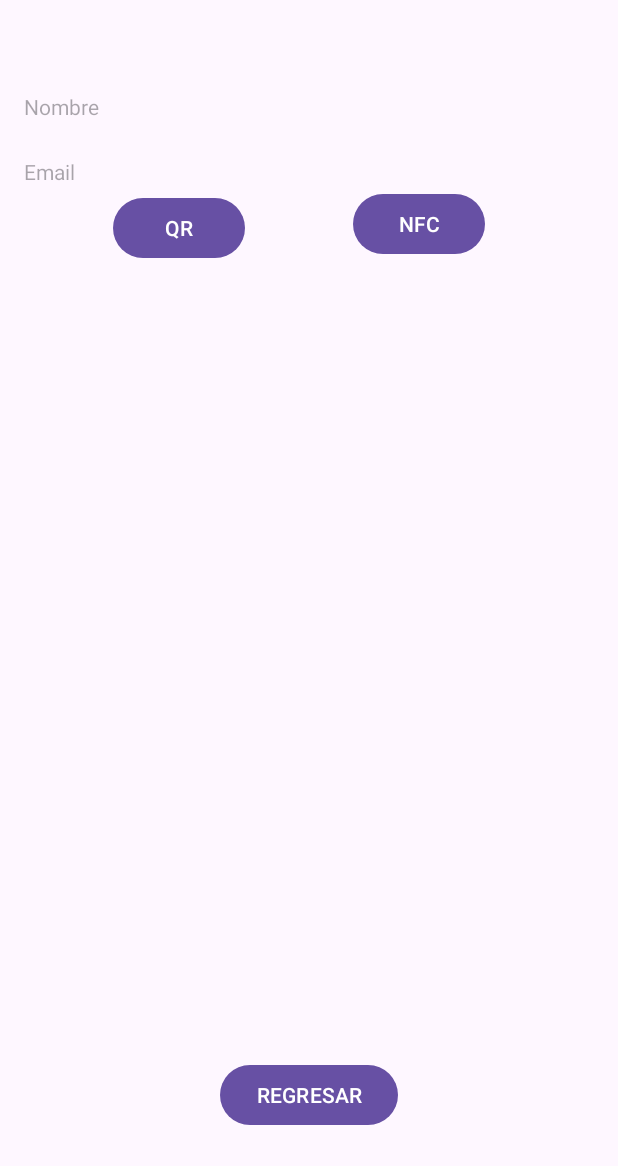
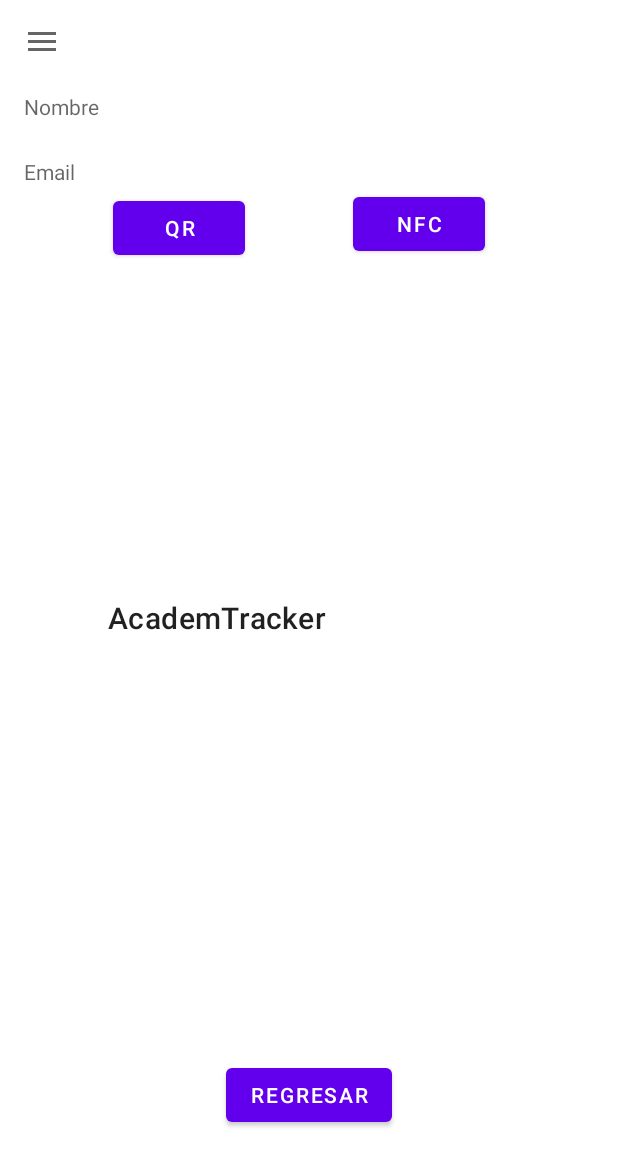
Before and after one commit to Marcelo935/AcademTracker, an Android app: the PerfilProfesorActivity screen opened directly, with no data from a screen before it, on a phone screen of 412 x 824 dp. Shown: the top 1166 px of the screen. Run offline under Robolectric (Android 15) with nearby library versions, the phone set to English and light mode, and no system bars; our stand-ins replace Firebase (no records; nobody signed in at launch, a user with empty details on screens opened directly); libraries missing offline, so code that uses them is left out: com.google.zxing.integration, com.journeyapps.barcodescanner; Roboto replaces fonts that are not available here.

Commit message:
NavigationDrawer implementation

```diff
--- a/app/src/main/AndroidManifest.xml
+++ b/app/src/main/AndroidManifest.xml
@@ -148,6 +148,7 @@
             android:exported="false" />
         <activity
             android:name=".UsuarioBasico.PerfilProfesorActivity"
+            android:theme="@style/Theme.MaterialComponents.DayNight.NoActionBar"
             android:exported="false" />
         <activity
             android:name=".UsuarioBasico.ProfesorActivity"
--- a/app/src/main/java/com/example/academtracker/UsuarioBasico/PerfilProfesorActivity.java
+++ b/app/src/main/java/com/example/academtracker/UsuarioBasico/PerfilProfesorActivity.java
@@ -2,20 +2,30 @@ package com.example.academtracker.UsuarioBasico;
 
 import androidx.annotation.NonNull;
 import androidx.annotation.Nullable;
+import androidx.appcompat.app.ActionBar;
+import androidx.appcompat.app.ActionBarDrawerToggle;
 import androidx.appcompat.app.AppCompatActivity;
+import androidx.appcompat.widget.Toolbar;
+import androidx.core.view.GravityCompat;
+import androidx.drawerlayout.widget.DrawerLayout;
 
 import android.content.Intent;
 import android.os.Bundle;
+import android.view.MenuItem;
 import android.view.View;
 import android.widget.Button;
 import android.widget.TextView;
 import android.widget.Toast;
 
+
 import com.example.academtracker.LectorNFCActivity;
+import com.example.academtracker.NFCAlumno1Activity;
+import com.example.academtracker.NFCAlumno2Activity;
 import com.example.academtracker.R;
 import com.google.android.gms.tasks.OnFailureListener;
 import com.google.android.gms.tasks.OnSuccessListener;
 import com.google.android.material.button.MaterialButton;
+import com.google.android.material.navigation.NavigationView;
 import com.google.firebase.auth.FirebaseAuth;
 import com.google.firebase.auth.FirebaseUser;
 import com.google.firebase.firestore.CollectionReference;
@@ -30,17 +40,17 @@ import com.journeyapps.barcodescanner.CaptureActivity;
 import java.util.Map;
 import java.util.Objects;
 
-public class PerfilProfesorActivity extends AppCompatActivity {
+public class PerfilProfesorActivity extends AppCompatActivity implements NavigationView.OnNavigationItemSelectedListener {
 
     MaterialButton regresar;
-
     Button scanner, NFC;
-
     String useremail = "";
-
     TextView emailprofesor,nombreprofesor;
+    DrawerLayout navDrawer;
+    Toolbar toolbar; // Añadir Toolbar aquí
 
     private FirebaseFirestore db;
+
 
     @Override
     protected void onCreate(Bundle savedInstanceState) {
@@ -52,6 +62,11 @@ public class PerfilProfesorActivity extends AppCompatActivity {
         emailprofesor = findViewById(R.id.emailprofesor);
         scanner = findViewById(R.id.QRbutton);
         NFC = findViewById(R.id.NFCbutton);
+        navDrawer = findViewById(R.id.navDrawer);
+        toolbar = findViewById(R.id.toolbar);
+        setSupportActionBar(toolbar); // Establece el Toolbar como ActionBar
+        NavigationView navigationView = findViewById(R.id.nav_view);
+        navigationView.setNavigationItemSelectedListener(this);
 
         scanner.setOnClickListener(view -> startQRScanner());
 
@@ -112,7 +127,25 @@ public class PerfilProfesorActivity extends AppCompatActivity {
                 startActivity(intent);
             }
         });
+
+        // Configuración del toggle para abrir/cerrar el Drawer con el icono en la barra de acción
+        ActionBarDrawerToggle toggle = new ActionBarDrawerToggle(this, navDrawer, R.string.open_drawer, R.string.close_drawer);
+        navDrawer.addDrawerListener(toggle);
+        toggle.syncState();
+
+        // Verifica si el ActionBar está disponible antes de manipularlo
+        ActionBar actionBar = getSupportActionBar();
+        if (actionBar != null) {
+            actionBar.setDisplayHomeAsUpEnabled(true);
+        }
+
+        // Habilitar el botón de la barra de navegación
+        getSupportActionBar().setDisplayHomeAsUpEnabled(true);
+
+        // Configurar el listener del NavigationView
+        navigationView.setNavigationItemSelectedListener(this);
     }
+
 
     private void startQRScanner() {
         IntentIntegrator integrator = new IntentIntegrator(this);//Instanciar una clase para crear un nuevo objeto hijo
@@ -151,4 +184,33 @@ public class PerfilProfesorActivity extends AppCompatActivity {
                 });
     }
 
+    @Override
+    public boolean onOptionsItemSelected(@NonNull MenuItem item) {
+        if (item.getItemId() == android.R.id.home) {
+            navDrawer.openDrawer(GravityCompat.START);
+            return true;
+        }
+        return super.onOptionsItemSelected(item);
+    }
+
+    @Override
+    public boolean onNavigationItemSelected(@NonNull MenuItem item) {
+        int ItemId = item.getItemId();
+        if(ItemId == R.id.nav_alfredo){
+            Intent intent = new Intent(PerfilProfesorActivity.this, LectorNFCActivity.class);
+            startActivity(intent);
+            finish();
+        }else if(ItemId == R.id.nav_miguel){
+            Intent intent = new Intent(PerfilProfesorActivity.this, NFCAlumno1Activity.class);
+            startActivity(intent);
+            finish();
+        }else if(ItemId == R.id.nav_marcelo){
+            Intent intent2 = new Intent(PerfilProfesorActivity.this, NFCAlumno2Activity.class);
+            startActivity(intent2);
+            finish();
+        }
+
+        navDrawer.closeDrawer(GravityCompat.START);
+        return true;
+    }
 }
--- /dev/null
+++ b/app/src/main/res/drawable/ic_person.xml
@@ -0,0 +1,5 @@
+<vector xmlns:android="http://schemas.android.com/apk/res/android" android:height="24dp" android:tint="#000000" android:viewportHeight="24" android:viewportWidth="24" android:width="24dp">
+
+    <path android:fillColor="@android:color/white" android:pathData="M12,12c2.21,0 4,-1.79 4,-4s-1.79,-4 -4,-4 -4,1.79 -4,4 1.79,4 4,4zM12,14c-2.67,0 -8,1.34 -8,4v2h16v-2c0,-2.66 -5.33,-4 -8,-4z"/>
+
+</vector>
--- a/app/src/main/res/layout/activity_perfil_profesor.xml
+++ b/app/src/main/res/layout/activity_perfil_profesor.xml
@@ -1,10 +1,21 @@
 <?xml version="1.0" encoding="utf-8"?>
-<androidx.constraintlayout.widget.ConstraintLayout xmlns:android="http://schemas.android.com/apk/res/android"
+<androidx.drawerlayout.widget.DrawerLayout xmlns:android="http://schemas.android.com/apk/res/android"
     xmlns:app="http://schemas.android.com/apk/res-auto"
     xmlns:tools="http://schemas.android.com/tools"
     android:layout_width="match_parent"
     android:layout_height="match_parent"
+    android:id="@+id/navDrawer"
     tools:context=".UsuarioBasico.PerfilAlumnoActivity">
+
+    <!-- Añadir el Toolbar aquí -->
+    <androidx.appcompat.widget.Toolbar
+        android:id="@+id/toolbar"
+        android:layout_width="match_parent"
+        android:layout_height="wrap_content"/>
+
+    <androidx.constraintlayout.widget.ConstraintLayout
+        android:layout_width="match_parent"
+        android:layout_height="match_parent">
 
         <com.google.android.material.button.MaterialButton
             android:id="@+id/returnbtn"
@@ -71,5 +82,14 @@
             app:layout_constraintHorizontal_bias="0.935"
             app:layout_constraintStart_toStartOf="parent"
             app:layout_constraintTop_toBottomOf="@id/imageView2" />
+    </androidx.constraintlayout.widget.ConstraintLayout>
 
-</androidx.constraintlayout.widget.ConstraintLayout>
+    <com.google.android.material.navigation.NavigationView
+        android:id="@+id/nav_view"
+        android:layout_width="wrap_content"
+        android:layout_height="match_parent"
+        android:layout_gravity="start"
+        app:menu="@menu/drawer_menu"
+        app:headerLayout="@layout/nav_header"/>
+
+</androidx.drawerlayout.widget.DrawerLayout>
--- /dev/null
+++ b/app/src/main/res/menu/drawer_menu.xml
@@ -0,0 +1,15 @@
+<?xml version="1.0" encoding="utf-8"?>
+<menu xmlns:android="http://schemas.android.com/apk/res/android">
+    <item
+        android:id="@+id/nav_alfredo"
+        android:icon="@drawable/ic_person"
+        android:title="Alfredo"/>
+    <item
+        android:id="@+id/nav_miguel"
+        android:icon="@drawable/ic_person"
+        android:title="Miguel"/>
+    <item
+        android:id="@+id/nav_marcelo"
+        android:icon="@drawable/ic_person"
+        android:title="Marcelo"/>
+</menu>
--- a/app/src/main/res/values/strings.xml
+++ b/app/src/main/res/values/strings.xml
@@ -46,4 +46,6 @@
     </string>
     <!-- TODO: Remove or change this placeholder text -->
     <string name="hello_blank_fragment">Hello blank fragment</string>
+    <string name="open_drawer">Abrir Menú</string>
+    <string name="close_drawer">Cerrar Menú</string>
 </resources>
```
Also changed, not shown: app/build.gradle.kts (+9 -7 lines), app/src/main/res/layout/nav_header.xml (added, +14 -0 lines). Lines whose indentation alone changed are shown as unchanged.
